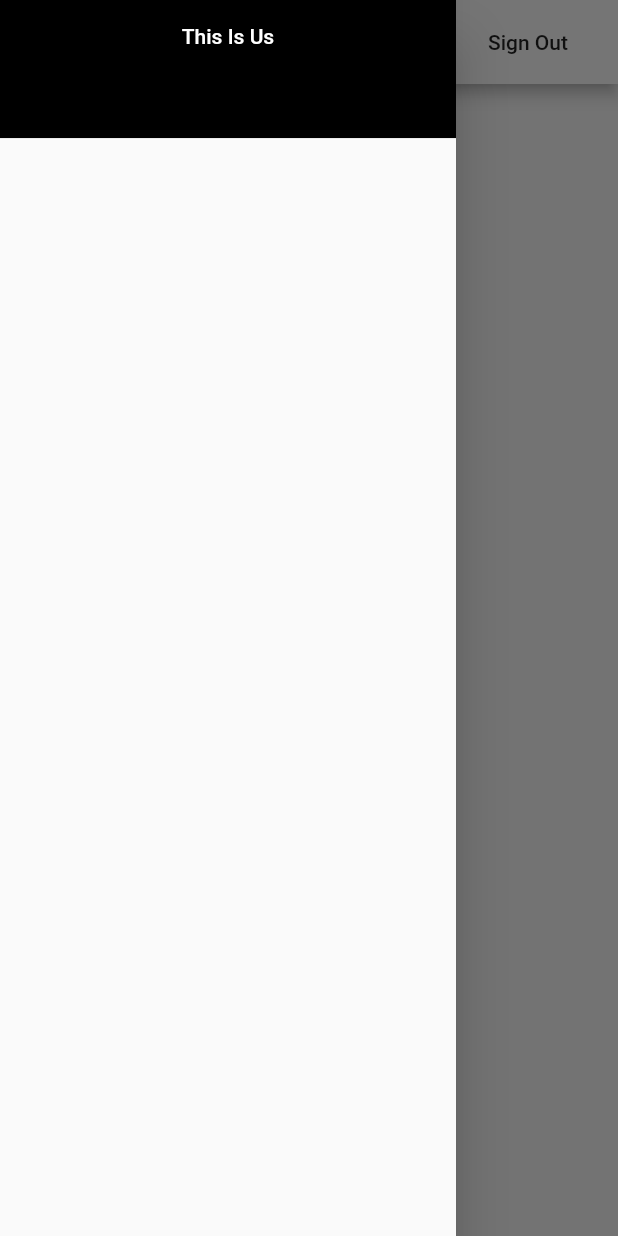
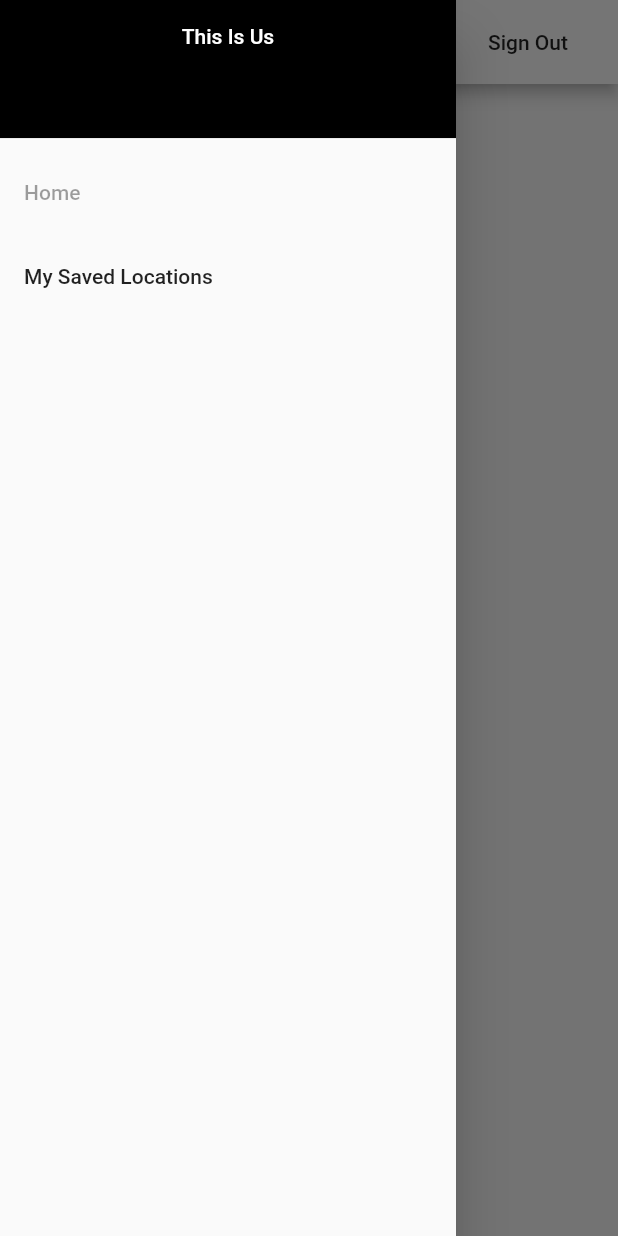
Before and after one commit to sehejjain/this-is-us-Flutter, a Flutter app: the screen it shows once a user with an empty profile is signed in, with the side drawer open, on a phone screen of 412 x 824 dp. Run offline on Flutter 3.47's test engine with Material 2 defaults, Android fonts, the phone set to English and light mode, and no system bars; our stand-ins replace cloud_firestore, firebase_auth, font_awesome_flutter, rounded_loading_button; missing offline and left inert: place_picker; accounts and stored records are empty.

Commit message:
Created Saved Location Screen, added screens to drawer

```diff
--- a/lib/components/drawer.dart
+++ b/lib/components/drawer.dart
@@ -1,10 +1,12 @@
 import 'package:firebase_auth/firebase_auth.dart';
 import 'package:flutter/material.dart';
+import 'package:thisisus/screens/individual/saved_locs.dart';
 
 class AppDrawer extends StatefulWidget {
+  final enabled;
   final FirebaseUser loggedInUser;
 
-  AppDrawer({this.loggedInUser});
+  AppDrawer({this.loggedInUser, this.enabled});
 
   @override
   _AppDrawerState createState() => _AppDrawerState();
@@ -36,6 +38,28 @@ class _AppDrawerState extends State<AppDrawer> {
               ),
             ),
           ),
+          ListTile(
+            title: Text('Home'),
+            enabled: widget.enabled != 'Home',
+            onTap: () {
+              Navigator.of(context).popUntil((route) => route.isFirst);
+            },
+          ),
+          ListTile(
+            title: Text('My Saved Locations'),
+            enabled: widget.enabled != 'saved',
+            onTap: () {
+              Navigator.push(
+                context,
+                MaterialPageRoute(
+                  builder: (context) =>
+                      SavedLocsScreen(
+                        user: widget.loggedInUser,
+                      ),
+                ),
+              );
+            },
+          ),
         ],
       ),
     );
--- a/lib/main.dart
+++ b/lib/main.dart
@@ -5,6 +5,7 @@ import 'package:thisisus/screens/individual/emailLogin.dart';
 import 'package:thisisus/screens/individual/email_reg.dart';
 import 'package:thisisus/screens/individual/get_started.dart';
 import 'package:thisisus/screens/individual/indivisual_home.dart';
+import 'package:thisisus/screens/individual/saved_locs.dart';
 import 'package:thisisus/screens/org/create_vol_loc.dart';
 import 'package:thisisus/screens/org/org_email_reg.dart';
 import 'package:thisisus/screens/org/org_get_started.dart';
@@ -66,6 +67,7 @@ class MyApp extends StatelessWidget {
           'orgLogin': (context) => OrgSignUpScreen(),
           'orgEmailReg': (context) => OrgEmailRegScreen(),
           'userHome': (context) => IndLandingScreen(),
+          'savedLocs': (context) => SavedLocsScreen(),
         },
       ),
     );
--- a/lib/screens/individual/indivisual_home.dart
+++ b/lib/screens/individual/indivisual_home.dart
@@ -23,6 +23,7 @@ class _IndLandingScreenState extends State<IndLandingScreen> {
     return Scaffold(
       drawer: AppDrawer(
         loggedInUser: widget.user,
+        enabled: 'Home',
       ),
       appBar: AppBar(
         title: Row(
@@ -50,6 +51,8 @@ class _IndLandingScreenState extends State<IndLandingScreen> {
             );
           } else {
             return ListView.builder(
+              scrollDirection: Axis.vertical,
+              shrinkWrap: true,
               itemCount: snapshot.data.documents.length,
               itemBuilder: (context, index) {
                 DocumentSnapshot ds = snapshot.data.documents[index];
```
Also changed, not shown: lib/components/BottomSheet.dart (+9 -4 lines), lib/screens/individual/saved_locs.dart (added, +94 -0 lines).
